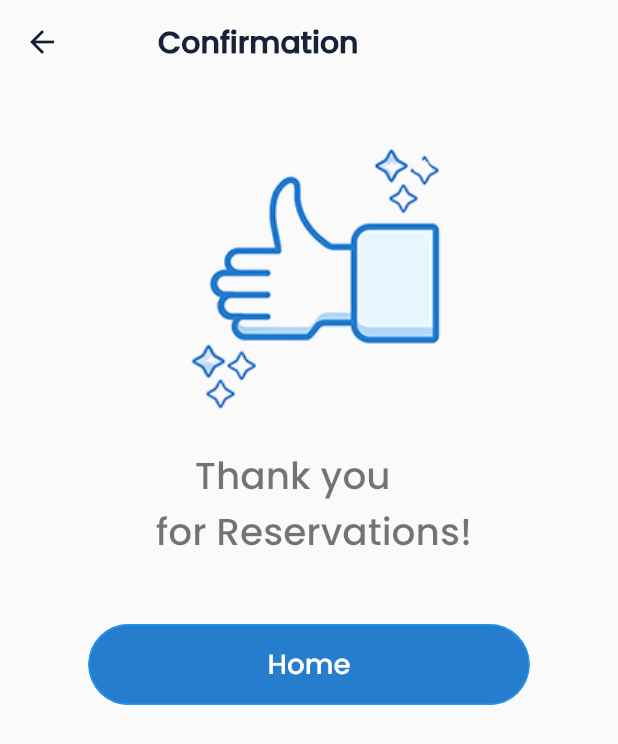
After one commit to Flutter-Study-Group/03-CourseApp, a Flutter app: the success screen opened directly, on a phone screen of 412 x 824 dp. The commit adds this screen. Shown: the top 744 px of the screen. Run offline on Flutter 3.47's test engine with Material 2 defaults, Android fonts, the phone set to English and light mode, and no system bars; drawn by our look-alikes of animated_background; our stand-ins replace curved_navigation_bar, flip_card, flutter_svg.

Commit message:
3rd version

```diff
--- a/lib/courses.dart
+++ b/lib/courses.dart
@@ -3,8 +3,6 @@ import 'package:coursesapp/main.dart';
 import 'package:curved_navigation_bar/curved_navigation_bar.dart';
 import 'package:flutter/cupertino.dart';
 import 'package:flutter/material.dart';
-
-import 'first.dart';
 import 'main.dart';
 
 class mycourses extends StatefulWidget {
--- /dev/null
+++ b/lib/success.dart
@@ -0,0 +1,123 @@
+import 'package:animated_background/animated_background.dart';
+import 'package:coursesapp/main.dart';
+import 'package:flutter/cupertino.dart';
+import 'package:flutter/material.dart';
+
+import 'PageRoute.dart';
+
+class success extends StatefulWidget {
+  @override
+  _successState createState() => _successState();
+}
+
+class _successState extends State<success> with TickerProviderStateMixin {
+  static const numBehaviours = 6;
+
+  // Particles
+
+  ParticleOptions particleOptions = ParticleOptions(
+    image: Image.asset('assets/images/star_stroke.png'),
+    baseColor: Colors.blue,
+    spawnOpacity: 0.0,
+    opacityChangeRate: 0.25,
+    minOpacity: 0.05,
+    maxOpacity: 0.2,
+    spawnMinSpeed: 3.0,
+    spawnMaxSpeed: 5.0,
+    spawnMinRadius: 7.0,
+    spawnMaxRadius: 8.0,
+    particleCount: 20,
+  );
+
+  Behaviour _buildBehaviour() {
+    return RandomParticleBehaviour(
+      options: particleOptions,
+    );
+  }
+
+  @override
+  Widget build(BuildContext context) {
+    return Scaffold(
+      appBar: AppBar(
+        leading: new IconButton(
+          icon: new Icon(
+            Icons.arrow_back,
+            color: Color(0xff141F35),
+          ),
+          onPressed: () => Navigator.of(context).pop(),
+        ),
+        title: Center(
+          widthFactor: 1.5,
+          child: Text(
+            'Confirmation',
+            style: TextStyle(
+                color: Color(0xff172137),
+                fontWeight: FontWeight.w800,
+                fontFamily: 'Poppins'),
+          ),
+        ),
+        backgroundColor: Colors.transparent,
+        elevation: 0.0,
+      ),
+      body: AnimatedBackground(
+        behaviour: _buildBehaviour(),
+        vsync: this,
+        child: SingleChildScrollView(
+          scrollDirection: Axis.vertical,
+          child: Center(
+            child: Column(
+                mainAxisAlignment: MainAxisAlignment.center,
+                mainAxisSize: MainAxisSize.max,
+                children: <Widget>[
+                  Padding(
+                    padding: const EdgeInsets.all(8.0),
+                    child: Expanded(
+                      child: Image.asset('images/confirmationlike.png'),
+                    ),
+                  ),
+                  Padding(
+                    padding: EdgeInsets.symmetric(vertical: 15),
+                    child: Text(
+                      "     Thank you \n for Reservations!",
+                      style: TextStyle(
+                          fontFamily: 'Poppins',
+                          fontSize: 25,
+                          color: Colors.black54,fontWeight: FontWeight.w600),
+                    ),
+                  ),
+                  Padding(
+                    padding: const EdgeInsets.all(28.0),
+                    child: SizedBox(
+                      width: MediaQuery.of(context).size.width / 1.4,
+                      height: 54.0,
+                      child: new FlatButton(
+                        child: Text(
+                          'Home',
+                          style: TextStyle(
+                            color: Colors.white,
+                            fontFamily: 'Poppins',
+                            fontSize: 18.5,
+                          ),
+                        ),
+                        color: Color(0xff267dce),
+                        onPressed: () {
+                          setState(() {
+                         Navigator.push(context, BouncyPageRoute(widget: MyPage()));
+                          });
+                        },
+                        shape: RoundedRectangleBorder(
+                            side: BorderSide(
+                                color: Colors.blue,
+                                width: 1,
+                                style: BorderStyle.solid),
+                            borderRadius: BorderRadius.circular(30)),
+                      ),
+                    ),
+                  ),
+                ]),
+          ),
+        ),
+      ),
+    );
+  }
+}
--- a/pubspec.yaml
+++ b/pubspec.yaml
@@ -32,6 +32,7 @@ dependencies:
   curved_navigation_bar: ^0.3.3
   liquid_swipe: ^1.2.0
   flip_card: ^0.4.4
+  animated_background: ^1.0.5
   intl: 0.15.7
 dev_dependencies:
   flutter_test:
```
Also changed, not shown: lib/Payment.dart (+38 -9 lines), lib/first.dart (deleted, +0 -117 lines), lib/liquid_pages.dart (deleted, +0 -21 lines), lib/main.dart (+107 -25 lines), images/confirmationlike.png (added), pubspec.lock.
